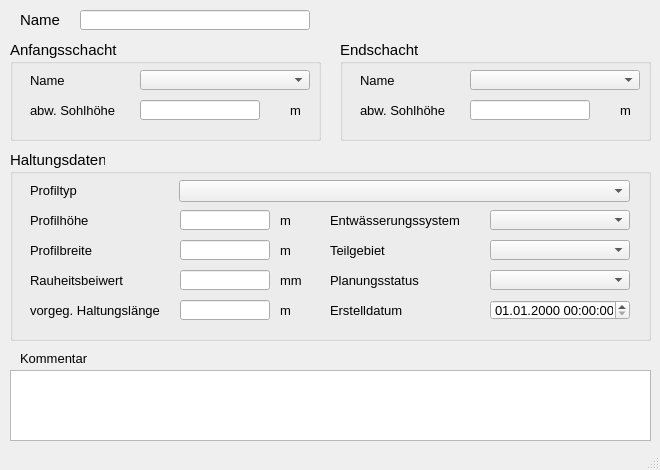
This is qkan/forms/qkan_qregler.ui in hoettges/QKan as Qt 5 draws it before an edit. The edited form follows.
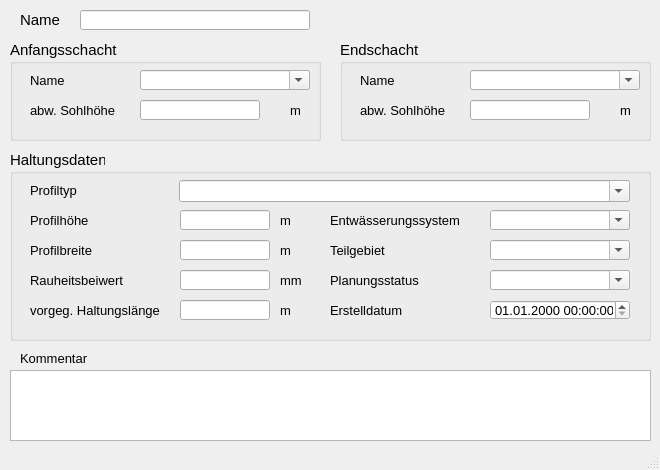
This is the edited form. Custom widgets are drawn as their Qt base class.

What changed in the file:
```diff
--- a/qkan/forms/qkan_qregler.ui
+++ b/qkan/forms/qkan_qregler.ui
@@ -231,6 +231,9 @@
      <property name="statusTip">
       <string>zur Zuordnung auf ein selbstständig festgelegtes Teilgebiet</string>
      </property>
+     <property name="editable">
+      <bool>true</bool>
+     </property>
     </widget>
     <widget class="QLabel" name="label_20">
      <property name="geometry">
@@ -332,6 +335,9 @@
      <property name="statusTip">
       <string>vorh. Entwässerungssystem (z.B. Mischwasser, Regenwasser etc.)</string>
      </property>
+     <property name="editable">
+      <bool>true</bool>
+     </property>
     </widget>
     <widget class="QComboBox" name="profilnam">
      <property name="geometry">
@@ -354,6 +360,9 @@
      <property name="statusTip">
       <string>Profiltyp für das Rohr</string>
      </property>
+     <property name="editable">
+      <bool>true</bool>
+     </property>
     </widget>
     <widget class="QLabel" name="label_54">
      <property name="geometry">
@@ -597,6 +606,9 @@
      <property name="statusTip">
       <string>aktueller Status (z.B. vorhanden, in Planung etc.)</string>
      </property>
+     <property name="editable">
+      <bool>true</bool>
+     </property>
     </widget>
    </widget>
    <widget class="QGroupBox" name="groupBox_3">
@@ -717,6 +729,9 @@
      <property name="statusTip">
       <string>Name des unteren Schachts</string>
      </property>
+     <property name="editable">
+      <bool>true</bool>
+     </property>
     </widget>
    </widget>
    <widget class="QGroupBox" name="groupBox">
@@ -815,6 +830,9 @@
      <property name="statusTip">
       <string>Name des oberen Schachts</string>
      </property>
+     <property name="editable">
+      <bool>true</bool>
+     </property>
     </widget>
     <widget class="QLineEdit" name="sohleoben">
      <property name="geometry">
```
